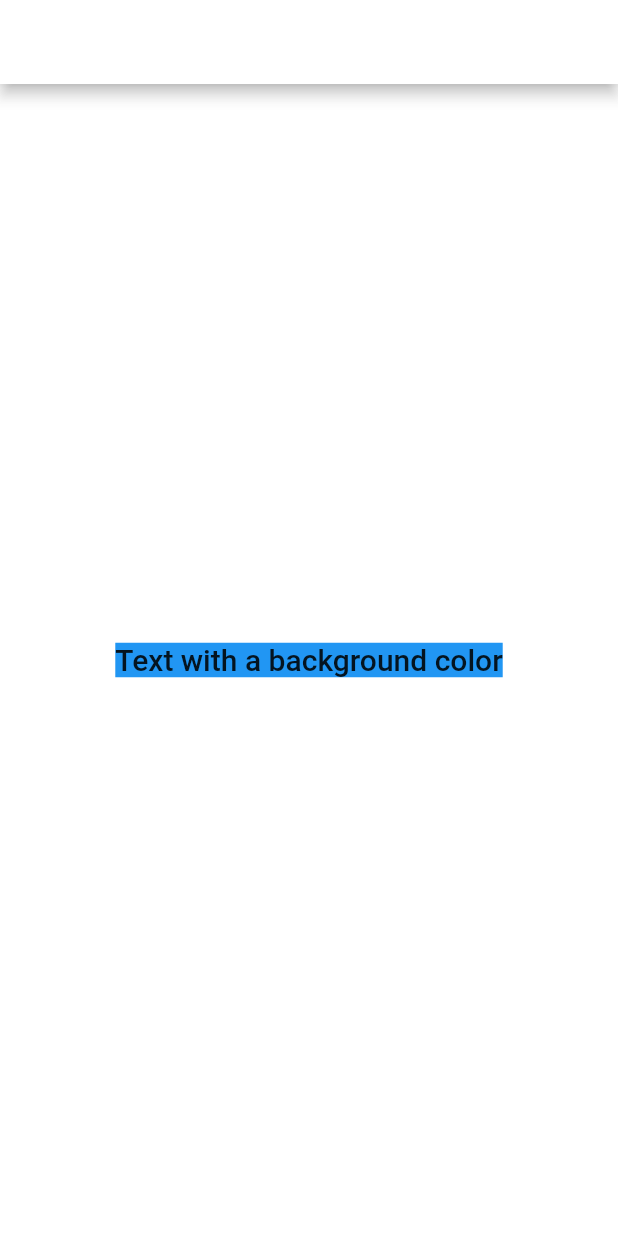
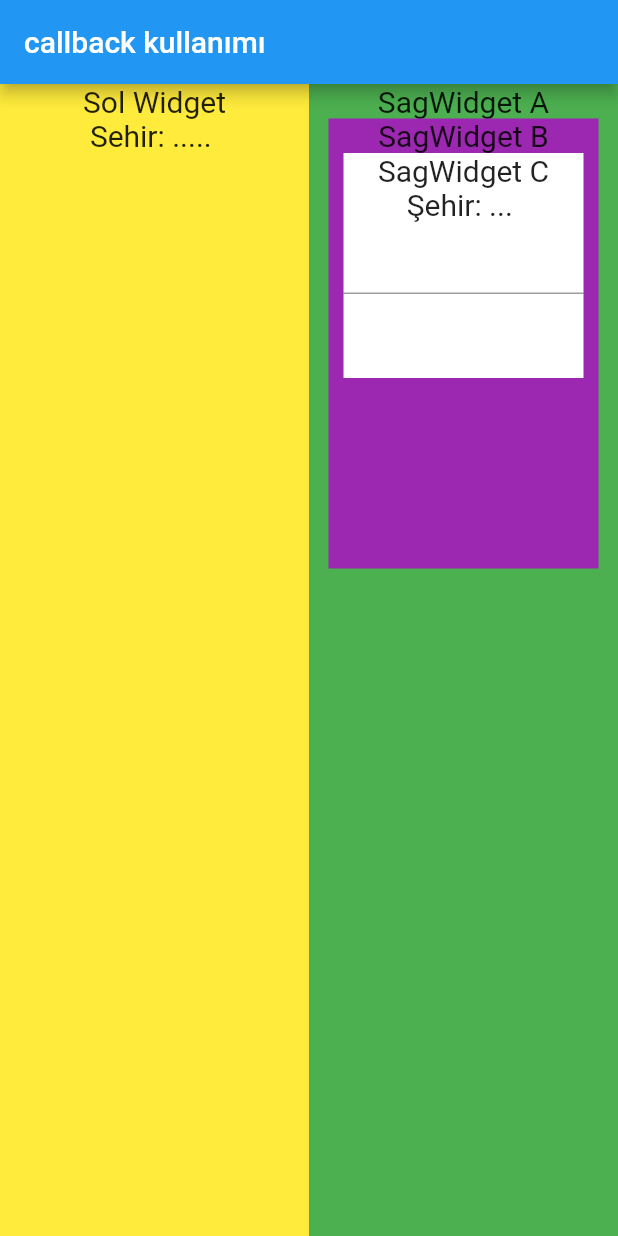
Before and after one commit to mucahitsincar/diyetisyenUygulamasi, a Flutter app: the screen it shows after launch, after a tap on "uygulama için giriş yapınız", on a phone screen of 412 x 824 dp. Run offline on Flutter 3.47's test engine with Material 2 defaults, Android fonts, the phone set to English and light mode, and no system bars; our stand-ins replace font_awesome_flutter.

```diff
--- a/lib/main.dart
+++ b/lib/main.dart
@@ -271,7 +271,7 @@ class _FirstRouteState extends State<FirstRoute> {
                     Navigator.push(
                       context,
                       MaterialPageRoute(
-                          builder: (context) => uygulamaIcinGirisYapiniz()),
+                          builder: (context) => MyApp()),
                     );
                     print("uygulama için giriş yapıldı");
                   },
--- a/lib/uygulamaİcinGirisYapiniz.dart
+++ b/lib/uygulamaİcinGirisYapiniz.dart
@@ -1,57 +1,114 @@
 import 'package:flutter/material.dart';
-class uygulamaIcinGirisYapiniz extends StatefulWidget {
-  const uygulamaIcinGirisYapiniz({Key? key}) : super(key: key);
+
+void main() => runApp(MyApp());
+
+class MyApp extends StatelessWidget {
+  @override
+  Widget build(BuildContext context) {
+    return MaterialApp(
+      debugShowCheckedModeBanner: false,
+      home: MyHomePage(),
+    );
+  }
+}
+
+class MyHomePage extends StatelessWidget {
 
   @override
-  State<uygulamaIcinGirisYapiniz> createState() => _uygulamaIcinGirisYapiniz();
-}
-
-class _uygulamaIcinGirisYapiniz extends State<uygulamaIcinGirisYapiniz> {
-  @override
   Widget build(BuildContext context) {
-    const appName = 'ÜYELIK GIRIŞI';
-
-    return MaterialApp(
-
-      debugShowCheckedModeBanner:false,
-
-      title: appName,
-
-      home: const MyHomePage(
-        title: appName,
+    return Scaffold(
+      appBar: AppBar(
+        title: Text('callback kullanımı'),
+      ),
+      body: Center(
+        child: Row(
+          mainAxisAlignment: MainAxisAlignment.spaceEvenly,
+          crossAxisAlignment: CrossAxisAlignment.stretch,
+          children: <Widget>[
+            Expanded(child: SolWidgetA()),
+            Expanded(child: SagWidgetA())
+          ],
+        ),
       ),
     );
   }
 }
 
-class MyHomePage extends StatelessWidget {
-  final String title;
-
-  const MyHomePage({super.key, required this.title});
-
+class SolWidgetA extends StatelessWidget {
   @override
   Widget build(BuildContext context) {
-    return Scaffold(
+    return Container(
+        color: Colors.yellow,
+        child: Column(
+          children: [
+            Text(
+              'Sol Widget',
+              style: TextStyle(fontSize: 20),
+            ),
+            Text(
+              'Sehir: ..... ',
+              style: TextStyle(fontSize: 20),
+            )
+          ],
+        ));
+  }
+}
 
-      appBar: AppBar(
-        backgroundColor: Colors.white,
-
-        title: Text(title),
-
-      ),
-      backgroundColor: Colors.white30,
-      body: Center(
-
-        child: Container(
-
-          color: Theme.of(context).colorScheme.secondary,
-          child: Text(
-            'Text with a background color',
-            style: Theme.of(context).textTheme.titleLarge,
-          ),
+class SagWidgetA extends StatelessWidget {
+  @override
+  Widget build(BuildContext context) {
+    return Container(
+      color: Colors.green,
+      child: Column(children: [
+        Text(
+          'SagWidget A',
+          style: TextStyle(fontSize: 20),
         ),
-      ),
-
+        SagWidgetB()
+      ]),
     );
   }
 }
+
+class SagWidgetB extends StatelessWidget {
+  @override
+  Widget build(BuildContext context) {
+    return Container(
+      height: 300,
+      width: 180,
+      color: Colors.purple,
+      child: Column(children: [
+        Text(
+          'SagWidget B',
+          style: TextStyle(fontSize: 20),
+        ),
+        SagWidgetC()
+      ]),
+    );
+  }
+}
+
+class SagWidgetC extends StatelessWidget {
+  @override
+  Widget build(BuildContext context) {
+    return Container(
+      color: Colors.white,
+      height: 150,
+      width: 160,
+      child: Column(children: [
+        Text(
+          'SagWidget C',
+          style: TextStyle(fontSize: 20),
+        ),
+        Text(
+          'Şehir: ... ',
+          style: TextStyle(fontSize: 20),
+        ),
+        TextField(onChanged: null)
+      ]),
+    );
+  }
+}
+class StateData{
+  String sehir='adana';
+}
--- a/pubspec.yaml
+++ b/pubspec.yaml
@@ -32,6 +32,7 @@ dependencies:
   flutter:
     sdk: flutter
   font_awesome_flutter: ^10.4.0
+  provider: ^6.1.1
 
   # The following adds the Cupertino Icons font to your application.
   # Use with the CupertinoIcons class for iOS style icons.
```
Also changed, not shown: pubspec.lock.
